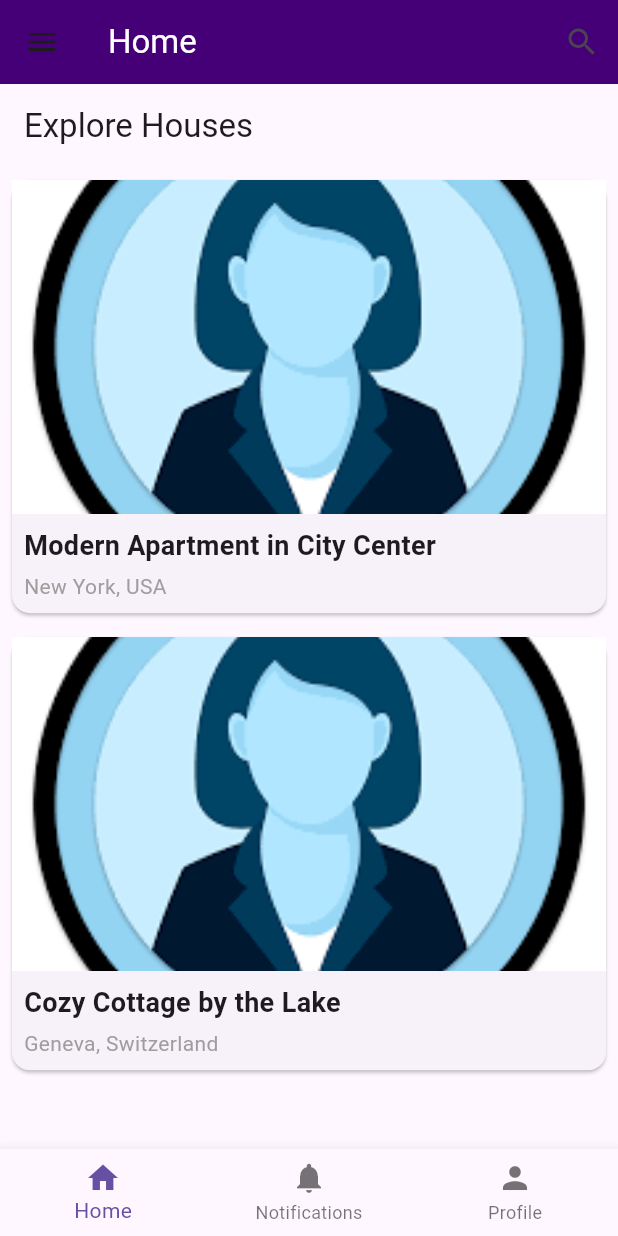
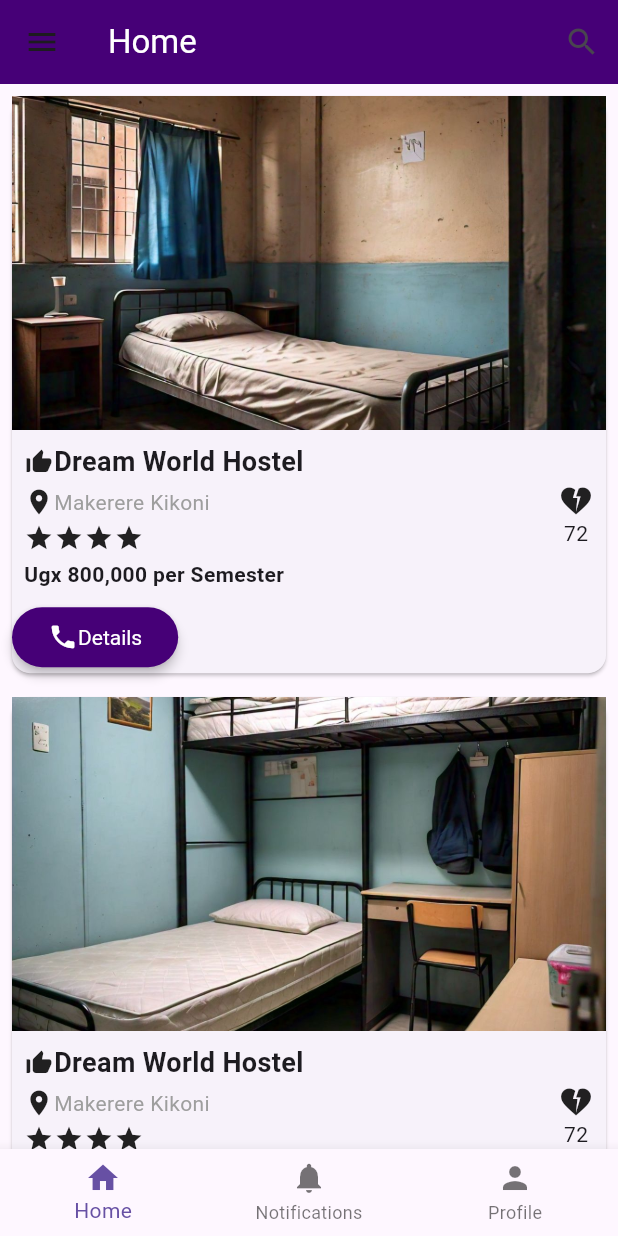
Before and after one commit to Group-29-RentalHub/Rental-hub, a Flutter app: the screen it shows after launch, on a phone screen of 412 x 824 dp. Run offline on Flutter 3.47's test engine with Material 3 defaults, Android fonts, the phone set to English and light mode, and no system bars.

Commit message:
home page deisgn completed

```diff
--- a/rentalhub/lib/layout/home.dart
+++ b/rentalhub/lib/layout/home.dart
@@ -1,53 +1,47 @@
 import 'package:flutter/material.dart';
 import 'package:rentalhub/models/house_model.dart';
-
-// Assuming you have a House model defined (house_model.dart)
 
 // Sample data (replace with your actual data or fetch from API)
 List<House> houses = [
   House(
-    id: '1',
-    title: 'Modern Apartment in City Center',
-    location: 'New York, USA',
-    imageUrl: 'assets/user_image.png', // Replace with actual image URL or path
-    price: '\$150 per night',
-
+    id: '2',
+    title: 'Dream World Hostel',
+    location: 'Makerere Kikoni',
+    price: 'Ugx 800,000 per Semester',
+    imageUrl: 'assets/room2.jpg',
   ),
   House(
-    id: '2',
-    title: 'Cozy Cottage by the Lake',
-    location: 'Geneva, Switzerland',
-        price: '\$150 per night',
-
-    imageUrl: 'assets/user_image.png', // Replace with actual image URL or path
+    id: '3',
+    title: 'Dream World Hostel',
+    location: 'Makerere Kikoni',
+    price: 'Ugx 800,000 per Semester',
+    imageUrl: 'assets/room3.jpg',
   ),
-  // Add more listings as needed
+  House(
+    id: '4',
+    title: 'Dream World Hostel',
+    location: 'Makerere Kikoni',
+    price: 'Ugx 800,000 per Semester',
+    imageUrl: 'assets/room4.jpg',
+  ),
+  House(
+    id: '5',
+    title: 'Dream World Hostel',
+    location: 'Makerere Kikoni',
+    price: 'Ugx 800,000 per Semester',
+    imageUrl: 'assets/room2.jpg',
+  ),
 ];
 
-void main() {
-  runApp(RentalHub());
+class HomePage extends StatefulWidget {
+  @override
+  _HomePageState createState() => _HomePageState();
 }
 
-class RentalHub extends StatelessWidget {
-  @override
-  Widget build(BuildContext context) {
-    return MaterialApp(
-      title: 'Rental Hub',
-      theme: ThemeData(
-        primarySwatch: Colors.blue,
-      ),
-      home: HomePage(),
-    );
-  }
-}
-
-class HomePage extends StatelessWidget {
+class _HomePageState extends State<HomePage> {
   @override
   Widget build(BuildContext context) {
     return Scaffold(
-      appBar: AppBar(
-        title: Text('Explore Houses'),
-      ),
       body: ListView.builder(
         itemCount: houses.length,
         itemBuilder: (context, index) {
@@ -79,26 +73,92 @@ class HouseCard extends StatelessWidget {
           ),
           Padding(
             padding: EdgeInsets.all(8.0),
-            child: Column(
+            child: Row(
+              mainAxisAlignment: MainAxisAlignment.spaceBetween,
+              children: [
+                Column(
                   crossAxisAlignment: CrossAxisAlignment.start,
                   children: [
+                    Row(
+                      children: [
+                        Icon(Icons.thumb_up_alt, size: 20),
                         Text(
                           house.title,
                           style: TextStyle(
                             fontSize: 18.0,
                             fontWeight: FontWeight.bold,
                           ),
+                        )
+                      ],
+                    ),
+                    SizedBox(height: 4.0),
+                    Row(
+                      children: [
+                        Icon(
+                          Icons.location_on,
+                          size: 20,
+                        ),
+                        Text(house.location,
+                            style: TextStyle(
+                              color: Colors.grey,
+                            ))
+                      ],
+                    ),
+                    SizedBox(height: 4.0),
+                    const Row(
+                      children: [
+                        Icon(
+                          Icons.star,
+                          size: 20,
+                        ),
+                        Icon(
+                          Icons.star,
+                          size: 20,
+                        ),
+                        Icon(
+                          Icons.star,
+                          size: 20,
+                        ),
+                        Icon(
+                          Icons.star,
+                          size: 20,
+                        ),
+                      ],
                     ),
                     SizedBox(height: 4.0),
                     Text(
-                  house.location,
+                      house.price,
                       style: TextStyle(
-                    color: Colors.grey,
+                        fontWeight: FontWeight.bold,
                       ),
                     ),
                   ],
                 ),
+                Column(
+                  children: [Icon(Icons.heart_broken), Text('72')],
                 ),
+              ],
+            ),
+          ),
+          Row(
+            mainAxisAlignment: MainAxisAlignment.spaceBetween,
+            children: [
+              ElevatedButton(
+                onPressed: () {},
+                style: FilledButton.styleFrom(
+
+                    backgroundColor:  Color.fromRGBO(70, 0, 119, 1),
+                    elevation: 3.0,
+                    textStyle: const TextStyle(color: Colors.white)),
+                child: Row(
+                  children: [
+                    Icon(Icons.phone, size: 20, color: Colors.white,),
+                      Text('Details', style: TextStyle(color: Colors.white), )
+                  ],
+                ),
+              ),
+            ],
+          )
         ],
       ),
     );
--- a/rentalhub/lib/models/detailspage.dart
+++ b/rentalhub/lib/models/detailspage.dart
@@ -28,7 +28,7 @@ class DetailsPage extends StatelessWidget {
             child: Column(
               crossAxisAlignment: CrossAxisAlignment.center,
               children: [
-                Text(
+                Icon(Icons.location_on),                Text(
                   house.title,
                   style: TextStyle(
                     fontSize: 24.0,
--- a/rentalhub/pubspec.yaml
+++ b/rentalhub/pubspec.yaml
@@ -64,6 +64,10 @@ flutter:
   #   - images/a_dot_ham.jpeg
   assets:
     - assets/user_image.png
+    - assets/room1.jpg
+    - assets/room2.jpg
+    - assets/room3.jpg
+    - assets/room4.jpg
 
   # An image asset can refer to one or more resolution-specific "variants", see
   # https://flutter.dev/assets-and-images/#resolution-aware
```
Also changed, not shown: rentalhub/assets/room1.jpg (added), rentalhub/assets/room2.jpg (added), rentalhub/assets/room3.jpg (added), rentalhub/assets/room4.jpg (added). Lines whose indentation alone changed are shown as unchanged.
